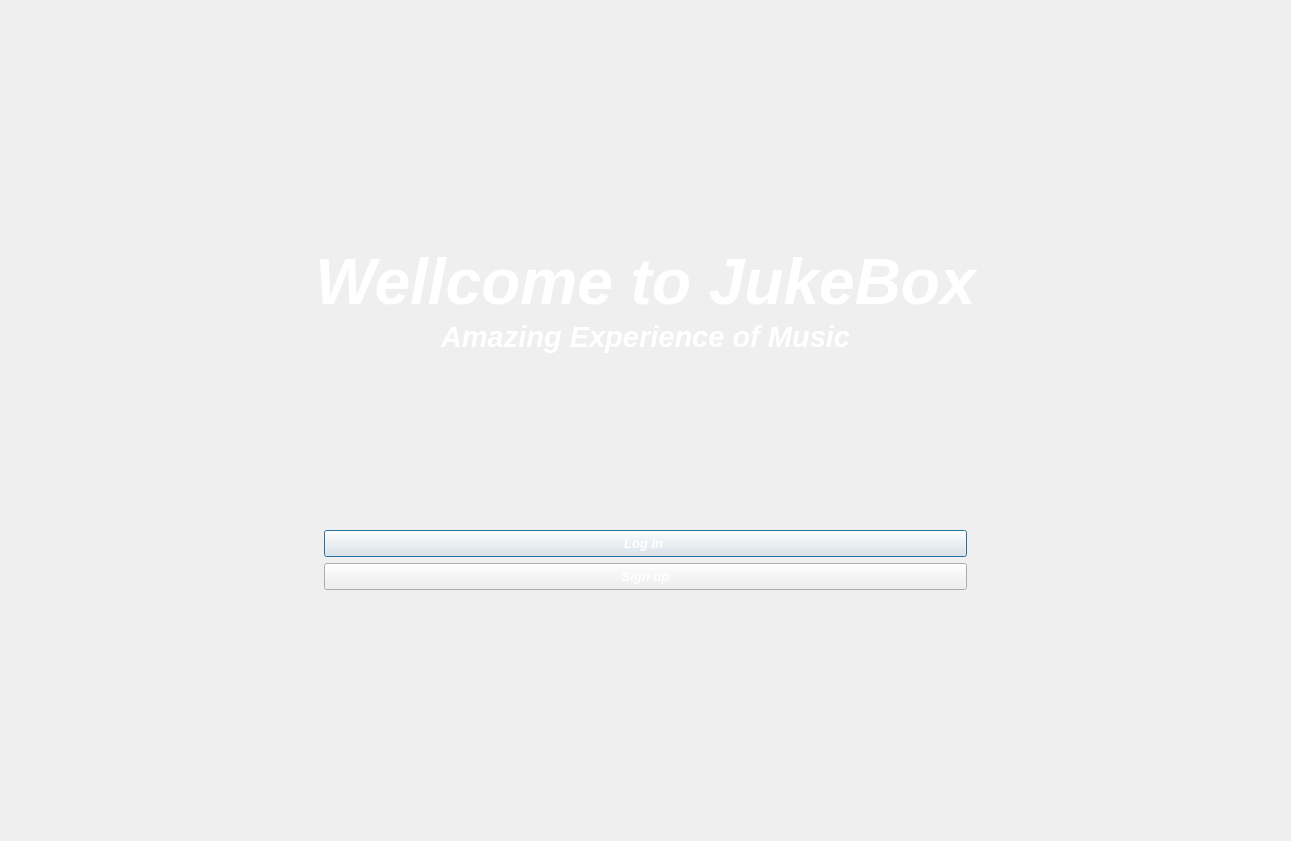
Qt form ui/choicewindow.ui (Avesta85/JukeBox) before a commit.
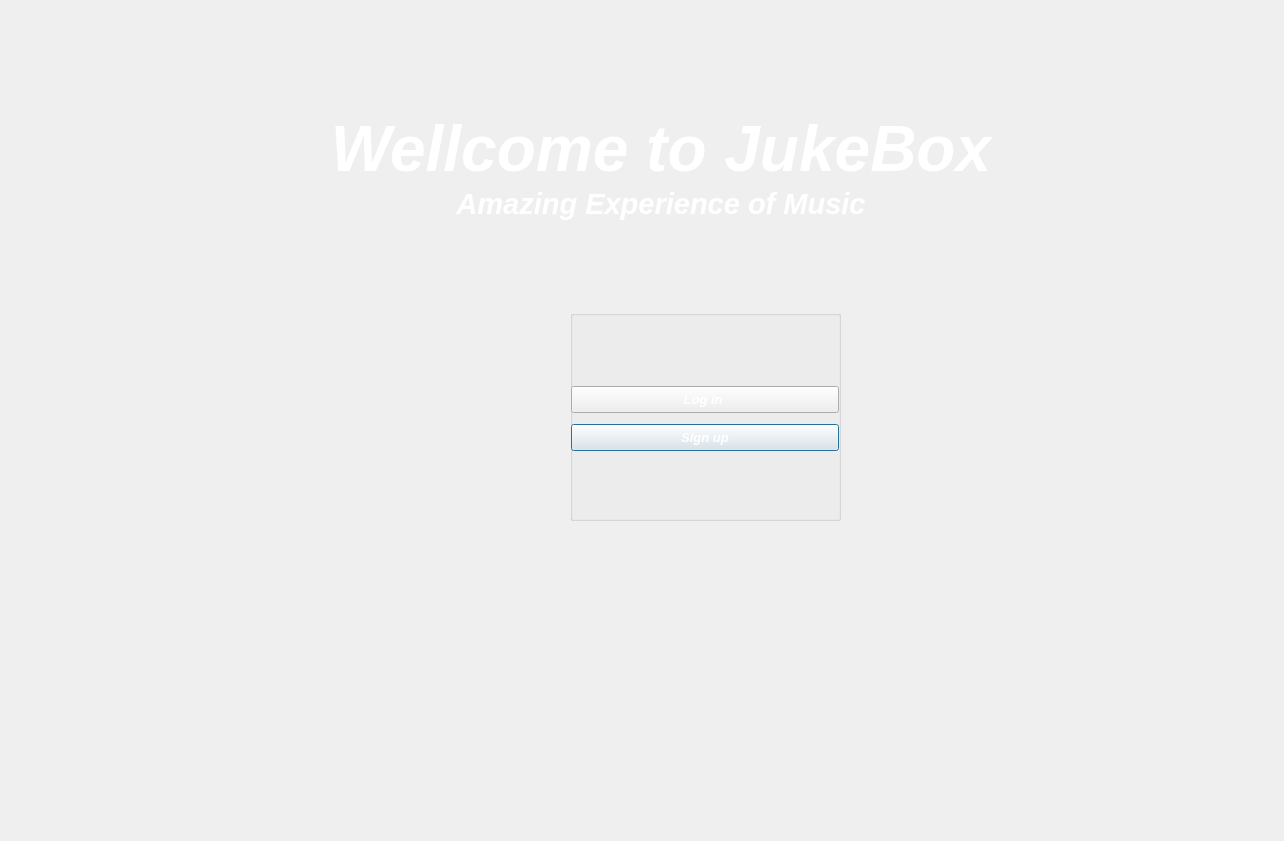
The same form after that commit. Icons and pictures are not drawn.

Diff of the .ui file:
```diff
--- a/ui/choicewindow.ui
+++ b/ui/choicewindow.ui
@@ -6,7 +6,7 @@
    <rect>
     <x>0</x>
     <y>0</y>
-    <width>1291</width>
+    <width>1284</width>
     <height>841</height>
    </rect>
   </property>
@@ -27,98 +27,51 @@
     background-size: cover;    
 }</string>
   </property>
-  <layout class="QGridLayout" name="gridLayout">
-   <item row="0" column="1">
-    <spacer name="verticalSpacer_2">
-     <property name="orientation">
-      <enum>Qt::Orientation::Vertical</enum>
-     </property>
-     <property name="sizeHint" stdset="0">
-      <size>
-       <width>20</width>
-       <height>40</height>
-      </size>
-     </property>
-    </spacer>
-   </item>
-   <item row="2" column="0">
-    <spacer name="horizontalSpacer">
-     <property name="orientation">
-      <enum>Qt::Orientation::Horizontal</enum>
-     </property>
-     <property name="sizeHint" stdset="0">
-      <size>
-       <width>40</width>
-       <height>20</height>
-      </size>
-     </property>
-    </spacer>
-   </item>
-   <item row="2" column="2">
-    <spacer name="horizontalSpacer_2">
-     <property name="orientation">
-      <enum>Qt::Orientation::Horizontal</enum>
-     </property>
-     <property name="sizeHint" stdset="0">
-      <size>
-       <width>40</width>
-       <height>20</height>
-      </size>
-     </property>
-    </spacer>
-   </item>
-   <item row="3" column="1">
-    <spacer name="verticalSpacer">
-     <property name="orientation">
-      <enum>Qt::Orientation::Vertical</enum>
-     </property>
-     <property name="sizeHint" stdset="0">
-      <size>
-       <width>20</width>
-       <height>40</height>
-      </size>
-     </property>
-    </spacer>
-   </item>
-   <item row="2" column="1">
-    <layout class="QVBoxLayout" name="verticalLayout_2">
-     <item>
-      <layout class="QVBoxLayout" name="verticalLayout">
-       <property name="sizeConstraint">
-        <enum>QLayout::SizeConstraint::SetNoConstraint</enum>
-       </property>
-       <property name="leftMargin">
-        <number>10</number>
-       </property>
-       <property name="topMargin">
-        <number>5</number>
-       </property>
-       <property name="rightMargin">
-        <number>10</number>
-       </property>
-       <property name="bottomMargin">
-        <number>5</number>
-       </property>
-       <item>
-        <spacer name="verticalSpacer_3">
-         <property name="orientation">
-          <enum>Qt::Orientation::Vertical</enum>
-         </property>
-         <property name="sizeHint" stdset="0">
-          <size>
-           <width>20</width>
-           <height>40</height>
-          </size>
-         </property>
-        </spacer>
-       </item>
-       <item>
-        <widget class="QPushButton" name="pushButton_login">
-         <property name="toolTip">
-          <string>&lt;html&gt;&lt;head/&gt;&lt;body&gt;&lt;p&gt;&lt;br/&gt;&lt;/p&gt;&lt;/body&gt;&lt;/html&gt;</string>
-         </property>
-         <property name="styleSheet">
-          <string notr="true">QPushButton {
+  <widget class="QLabel" name="label_wellcome">
+   <property name="geometry">
+    <rect>
+     <x>260</x>
+     <y>90</y>
+     <width>802</width>
+     <height>155</height>
+    </rect>
+   </property>
+   <property name="styleSheet">
+    <string notr="true"/>
+   </property>
+   <property name="text">
+    <string>&lt;html&gt;&lt;head/&gt;&lt;body&gt;&lt;p align=&quot;center&quot;&gt;&lt;span style=&quot; font-size:48pt; font-weight:700; font-style:italic; color:#ffffff;&quot;&gt;Wellcome to JukeBox&lt;br/&gt;&lt;/span&gt;&lt;span style=&quot; font-size:22pt; font-weight:700; font-style:italic; color:#ffffff;&quot;&gt;Amazing Experience of Music&lt;/span&gt;&lt;/p&gt;&lt;/body&gt;&lt;/html&gt;</string>
+   </property>
+   <property name="wordWrap">
+    <bool>false</bool>
+   </property>
+  </widget>
+  <widget class="QGroupBox" name="groupBox">
+   <property name="geometry">
+    <rect>
+     <x>570</x>
+     <y>310</y>
+     <width>271</width>
+     <height>211</height>
+    </rect>
+   </property>
+   <property name="title">
+    <string/>
+   </property>
+   <widget class="QWidget" name="">
+    <property name="geometry">
+     <rect>
+      <x>1</x>
+      <y>71</y>
+      <width>268</width>
+      <height>77</height>
+     </rect>
+    </property>
+    <layout class="QGridLayout" name="gridLayout">
+     <item row="1" column="0">
+      <widget class="QPushButton" name="pushButton_signup">
+       <property name="styleSheet">
+        <string notr="true">QPushButton {
     font-family: &quot;Segoe UI&quot;, &quot;Arial&quot;, sans-serif; 
     font-size: 10pt;                           
     font-weight: 700;                           
@@ -129,16 +82,19 @@
     padding: 5px;                               
 }
 </string>
-         </property>
-         <property name="text">
-          <string>                    Log in                     </string>
-         </property>
-        </widget>
-       </item>
-       <item>
-        <widget class="QPushButton" name="pushButton_signup">
-         <property name="styleSheet">
-          <string notr="true">QPushButton {
+       </property>
+       <property name="text">
+        <string>Sign up</string>
+       </property>
+      </widget>
+     </item>
+     <item row="0" column="0">
+      <widget class="QPushButton" name="pushButton_login">
+       <property name="toolTip">
+        <string>&lt;html&gt;&lt;head/&gt;&lt;body&gt;&lt;p&gt;&lt;br/&gt;&lt;/p&gt;&lt;/body&gt;&lt;/html&gt;</string>
+       </property>
+       <property name="styleSheet">
+        <string notr="true">QPushButton {
     font-family: &quot;Segoe UI&quot;, &quot;Arial&quot;, sans-serif; 
     font-size: 10pt;                           
     font-weight: 700;                           
@@ -149,30 +105,15 @@
     padding: 5px;                               
 }
 </string>
-         </property>
-         <property name="text">
-          <string>Sign up</string>
-         </property>
-        </widget>
-       </item>
-      </layout>
+       </property>
+       <property name="text">
+        <string>                    Log in                     </string>
+       </property>
+      </widget>
      </item>
     </layout>
-   </item>
-   <item row="1" column="1">
-    <widget class="QLabel" name="label_wellcome">
-     <property name="styleSheet">
-      <string notr="true"/>
-     </property>
-     <property name="text">
-      <string>&lt;html&gt;&lt;head/&gt;&lt;body&gt;&lt;p align=&quot;center&quot;&gt;&lt;span style=&quot; font-size:48pt; font-weight:700; font-style:italic; color:#ffffff;&quot;&gt;Wellcome to JukeBox&lt;br/&gt;&lt;/span&gt;&lt;span style=&quot; font-size:22pt; font-weight:700; font-style:italic; color:#ffffff;&quot;&gt;Amazing Experience of Music&lt;/span&gt;&lt;/p&gt;&lt;/body&gt;&lt;/html&gt;</string>
-     </property>
-     <property name="wordWrap">
-      <bool>false</bool>
-     </property>
-    </widget>
-   </item>
-  </layout>
+   </widget>
+  </widget>
  </widget>
  <resources/>
  <connections/>
```
